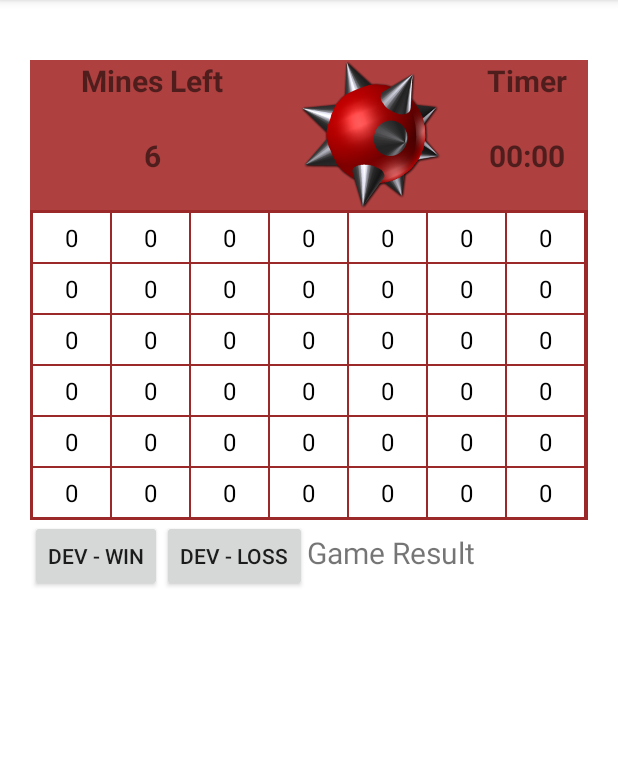
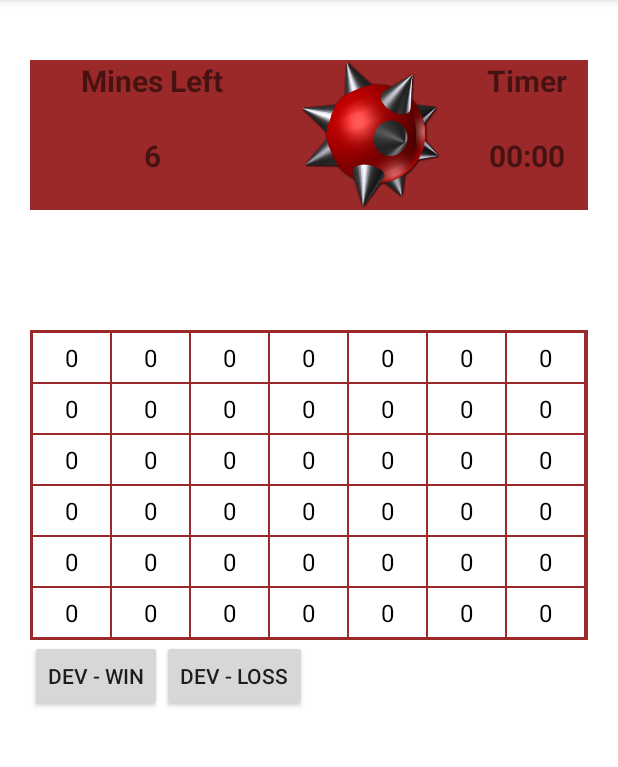
Before and after one commit to vbgithub92/Minesweeper, an Android app: the screen it shows after launch (GameActivity), after a tap on "PLAY", on a phone screen of 412 x 824 dp, the part 84-851 px from its top. Run offline under Robolectric (Android 15) with nearby library versions, the phone set to English and light mode, and no system bars.

Commit message:
no message

```diff
--- a/app/src/main/java/androiddev/minesweeper/logic/Game.java
+++ b/app/src/main/java/androiddev/minesweeper/logic/Game.java
@@ -10,7 +10,11 @@ public class Game {
     private int flaggedTilesCounter = 0;
     private boolean isFirstMove = true;
     private long gameStrTime = 0;
+
     private long gameTime = 0;
+
+    private boolean gameOver;
+    private boolean gameWon;
 
     private Difficulty difficulty;
 
@@ -42,6 +46,7 @@ public class Game {
                 setMines(difficulty.getNumberOfMines());
                 gameStrTime = System.currentTimeMillis();
             }
+            Log.d("tap", "tapTile: " + tile.getAdjacentMinesNum());
             if (tile.tapTile()) // hit a mine
                 endGame(false);
             else if (tile.getAdjacentMinesNum() == 0) {
@@ -90,7 +95,7 @@ public class Game {
             for (int i = 0; i < tiles.length; i++) {
                 for (int j = 0; j < tiles[0].length; j++) {
                     if (!tiles[i][j].isTapped() && !tiles[i][j].isMine() && numOfMines > 0) {
-                        if (new Random().nextInt(100) < 25) {
+                        if (new Random().nextInt(100) < 10) {
                             tiles[i][j].setMine(true);
                             numOfMines--;
                         }
@@ -100,6 +105,8 @@ public class Game {
         }
         setAdjacentMinesCount();
     }
+
+
 
     private void setAdjacentMinesCount() {
         for (int i = 0; i < tiles.length; i++) {
@@ -145,8 +152,12 @@ public class Game {
         gameTime = System.currentTimeMillis() - gameStrTime;
         if (victory) {
             // victory logic
+            gameOver = true;
+            gameWon = true;
         } else {
             // loosing logic
+            gameOver = true;
+            gameWon = false;
         }
     }
 
@@ -159,7 +170,7 @@ public class Game {
     }
 
     public Tile getTile(int position) {
-        return tiles[position % tiles.length][position/tiles.length];
+        return tiles[position / tiles[0].length][position % tiles[0].length];
     }
 
     private void initializeTiles(Tile[][] tiles) {
@@ -172,4 +183,14 @@ public class Game {
         return this.numOfMinesLeft;
     }
 
+
+    public boolean isGameOver() {
+        return gameOver;
+    }
+
+    public boolean isGameWon() {
+        return gameWon;
+    }
+
+
 }
--- a/app/src/main/res/layout/activity_game.xml
+++ b/app/src/main/res/layout/activity_game.xml
@@ -20,7 +20,7 @@
             android:layout_width="match_parent"
             android:layout_height="wrap_content"
             android:layout_gravity="center"
-            android:background="#AE4040"
+            android:background="@color/colorAccent"
             android:columnCount="3"
             android:rowCount="2"
             >
@@ -89,6 +89,10 @@
 
         </GridLayout>
 
+        <Space
+            android:layout_width="match_parent"
+            android:layout_height="80dp" />
+
         <GridView
             android:id="@+id/gridView"
             android:background="@color/colorAccent"
@@ -121,14 +125,6 @@
 
             </Button>
 
-            <TextView
-                android:id="@+id/devResult"
-                android:layout_width="wrap_content"
-                android:layout_height="wrap_content"
-                android:textSize="20dp"
-                android:text="@string/game_result">
-
-            </TextView>
         </LinearLayout>
 
     </LinearLayout>
```
Also changed, not shown: app/src/main/java/androiddev/minesweeper/GameActivity.java (+40 -5 lines).
